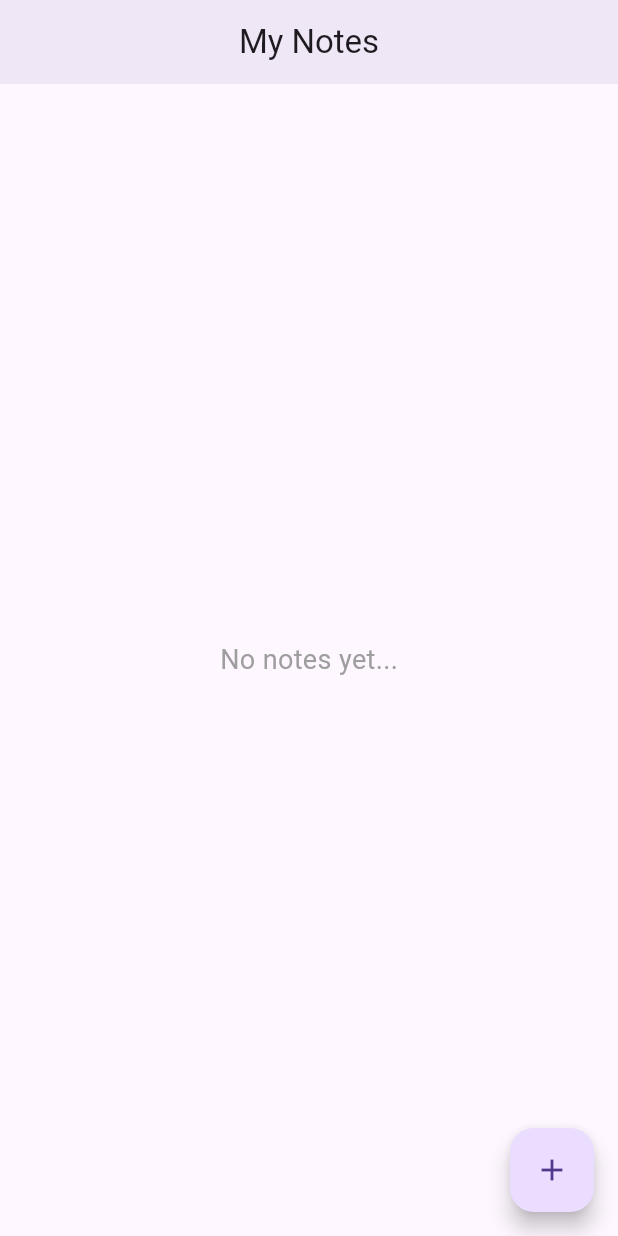
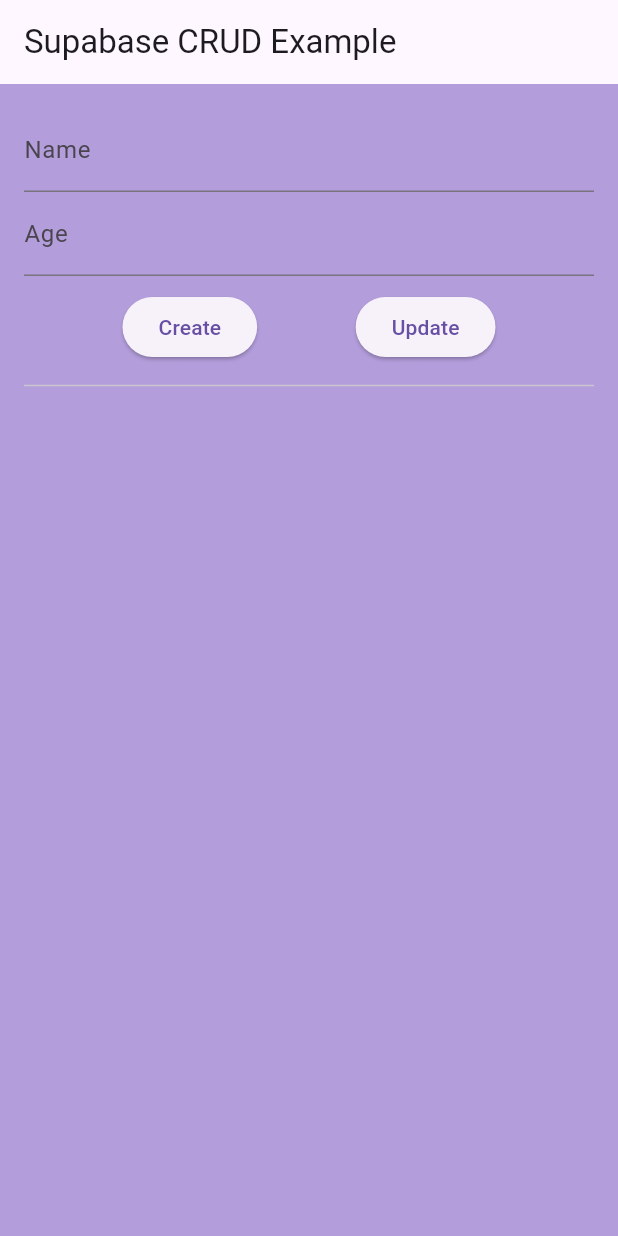
Before and after one commit to Shaurya0987/SuperBase-Connect-With-Flutter, a Flutter app: the screen it shows after launch, on a phone screen of 412 x 824 dp. Run offline on Flutter 3.47's test engine with Material 3 defaults, Android fonts, the phone set to English and light mode, and no system bars; our stand-ins replace supabase_flutter; accounts and stored records are empty.

Commit message:
CRUD screen Added

```diff
--- /dev/null
+++ b/devtools_options.yaml
@@ -0,0 +1,3 @@
+description: This file stores settings for Dart & Flutter DevTools.
+documentation: https://docs.flutter.dev/tools/devtools/extensions#configure-extension-enablement-states
+extensions:
--- a/lib/Screen.dart
+++ b/lib/Screen.dart
@@ -1,15 +1,142 @@
 import 'package:flutter/material.dart';
+import 'supabase_service.dart';
 
-class Screen extends StatefulWidget {
-  const Screen({super.key});
+class StudentScreen extends StatefulWidget {
+  const StudentScreen({super.key});
 
   @override
-  State<Screen> createState() => _ScreenState();
+  State<StudentScreen> createState() => _StudentScreenState();
 }
 
-class _ScreenState extends State<Screen> {
+class _StudentScreenState extends State<StudentScreen> {
+  final SupabaseService supabaseService = SupabaseService();
+
+  final TextEditingController nameController = TextEditingController();
+  final TextEditingController ageController = TextEditingController();
+
+  List<dynamic> students = [];
+  String? selectedId; // will always be a String
+
+  @override
+  void initState() {
+    super.initState();
+    fetchStudents();
+  }
+
+  // READ — fetch student list
+  Future<void> fetchStudents() async {
+    final data = await supabaseService.getStudents();
+    setState(() {
+      students = data;
+    });
+  }
+
+  // CREATE
+  Future<void> createStudent() async {
+    await supabaseService.createStudent(
+      nameController.text,
+      int.parse(ageController.text),
+    );
+
+    nameController.clear();
+    ageController.clear();
+    fetchStudents();
+  }
+
+  // UPDATE
+  Future<void> updateStudent() async {
+    if (selectedId == null) return;
+
+    await supabaseService.updateStudent(
+      selectedId!,                        // always string now
+      nameController.text,
+      int.parse(ageController.text),
+    );
+
+    selectedId = null;
+    nameController.clear();
+    ageController.clear();
+    fetchStudents();
+  }
+
+  // DELETE
+  Future<void> deleteStudent(String id) async {
+    await supabaseService.deleteStudent(id);
+    fetchStudents();
+  }
+
   @override
   Widget build(BuildContext context) {
-    return const Placeholder();
+    return Scaffold(
+      backgroundColor: Colors.deepPurple.shade200,
+      appBar: AppBar(title: const Text("Supabase CRUD Example")),
+
+      body: Padding(
+        padding: const EdgeInsets.all(16.0),
+        child: Column(
+          children: [
+            // FORM -------------------------
+            TextField(
+              controller: nameController,
+              decoration: const InputDecoration(labelText: "Name"),
+            ),
+            TextField(
+              controller: ageController,
+              keyboardType: TextInputType.number,
+              decoration: const InputDecoration(labelText: "Age"),
+            ),
+
+            const SizedBox(height: 10),
+
+            Row(
+              mainAxisAlignment: MainAxisAlignment.spaceEvenly,
+              children: [
+                ElevatedButton(
+                  onPressed: createStudent,
+                  child: const Text("Create"),
+                ),
+                ElevatedButton(
+                  onPressed: updateStudent,
+                  child: const Text("Update"),
+                ),
+              ],
+            ),
+
+            const Divider(height: 30),
+
+            // LIST OF STUDENTS -------------------------
+            Expanded(
+              child: ListView.builder(
+                itemCount: students.length,
+                itemBuilder: (context, index) {
+                  final student = students[index];
+
+                  return ListTile(
+                    title: Text(student['name']),
+                    subtitle: Text("Age: ${student['age']}"),
+
+                    onTap: () {
+                      // Load selected data into textfields for update
+                      setState(() {
+                        selectedId = student['id'].toString();   // FIXED
+                        nameController.text = student['name'];
+                        ageController.text = student['age'].toString();
+                      });
+                    },
+
+                    trailing: IconButton(
+                      icon: const Icon(Icons.delete, color: Colors.red),
+                      onPressed: () {
+                        deleteStudent(student['id'].toString()); // FIXED
+                      },
+                    ),
+                  );
+                },
+              ),
+            ),
+          ],
+        ),
+      ),
+    );
   }
 }
--- a/lib/main.dart
+++ b/lib/main.dart
@@ -1,3 +1,4 @@
+import 'package:MyAppSupaBase/Screen.dart';
 import 'package:flutter/material.dart';
 import 'package:supabase_flutter/supabase_flutter.dart';
 
@@ -24,7 +25,7 @@ class MyApp extends StatelessWidget {
       theme: ThemeData(
         primarySwatch: Colors.deepPurple,
       ),
-      home: const HomePage(),
+      home: const StudentScreen(),
     );
   }
 }
--- a/lib/supabase_service.dart
+++ b/lib/supabase_service.dart
@@ -43,8 +43,11 @@ class SupabaseService {
             'name': name,
             'age': age,
           })
-          .eq('id', id)
-          .select();
+          .eq('id', id.toString())
+          .select()
+          .single();
+
+      print("Update Response: $response");  // Debug log
 
       return response;
     } catch (error) {
@@ -58,21 +61,19 @@ class SupabaseService {
       final response=await supabase
         .from('students')
         .delete()
-        .eq('id',id);
+        .eq('id',id.toString());
 
       return response;
     } catch (error) {
       throw Exception("Delete Error $error");
     }
   }
-
-
 }
 
 /*          Extra Features to solect Queries
                       Also Add Some Conditions          =>  "Filters"  <=
 
-          .eq('age':20);   -> Select where age is 20
+          .eq('age':20);   -> Select where age equals 20
           .neq('age':20);   -> Select where age is not 20
           .gt('age':20);   ->age is greater than 20
           .gte('age':20);   ->age is greater than and equal to 20
@@ -80,10 +81,10 @@ class SupabaseService {
           .lte('age':20);   ->age is less than and equal to 20
           .like('name','S%');  ->where names Starts with S
           .like('name','%a');  ->where names ends with A
-          .like('name','%and%');  ->where names contains "and"
+          .like('name','%and%');  ->where names contains "and"  eg Sandy,Candy
           .ilike('name','%Sherry%');  ->Case inSenstive =where names contains "sherry" "SHERRY" anything
           .in('age',[18,19,20]);  ->student aged 18 19 20
-          .not('age','gt',20);   ->ages not greater than 20
+          .not_('age','gt',20);   ->ages not greater than 20
           .is_('age',null);  ->Null check
           .order('created_at',ascending:false);   -> Newest First
           .limit(5)  ->only first 5 students
@@ -178,3 +179,4 @@ Supabase supports joining relational tables.
 Example:
 
 Students + marks:
+*/
--- a/pubspec.yaml
+++ b/pubspec.yaml
@@ -13,3 +13,6 @@ dependencies:
 dev_dependencies:
   flutter_test:
     sdk: flutter
+
+flutter:
+  uses-material-design: true
```
